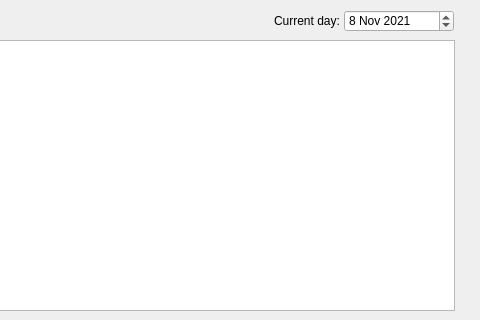
This is Lab 1/Time_Reporting_System/mainwindow.ui in Maciekxdabu/egui21z-domanski-maciej as Qt 5 draws it before an edit; both pictures show x 156 to 636 and y 0 to 320 of the 636 by 459 pixel window. The edited form follows.
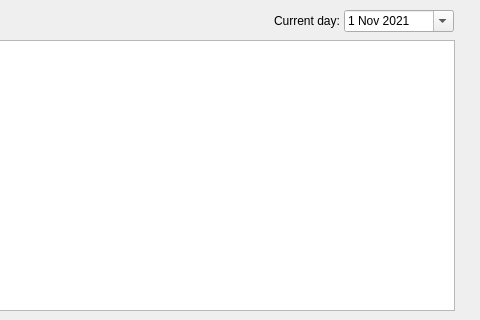
This is the edited form.

The edit to the form file:
```diff
--- a/Lab 1/Time_Reporting_System/mainwindow.ui
+++ b/Lab 1/Time_Reporting_System/mainwindow.ui
@@ -39,11 +39,24 @@
       <height>22</height>
      </rect>
     </property>
+    <property name="dateTime">
+     <datetime>
+      <hour>0</hour>
+      <minute>0</minute>
+      <second>0</second>
+      <year>2021</year>
+      <month>11</month>
+      <day>1</day>
+     </datetime>
+    </property>
+    <property name="calendarPopup">
+     <bool>true</bool>
+    </property>
     <property name="date">
      <date>
       <year>2021</year>
       <month>11</month>
-      <day>8</day>
+      <day>1</day>
      </date>
     </property>
    </widget>
```
